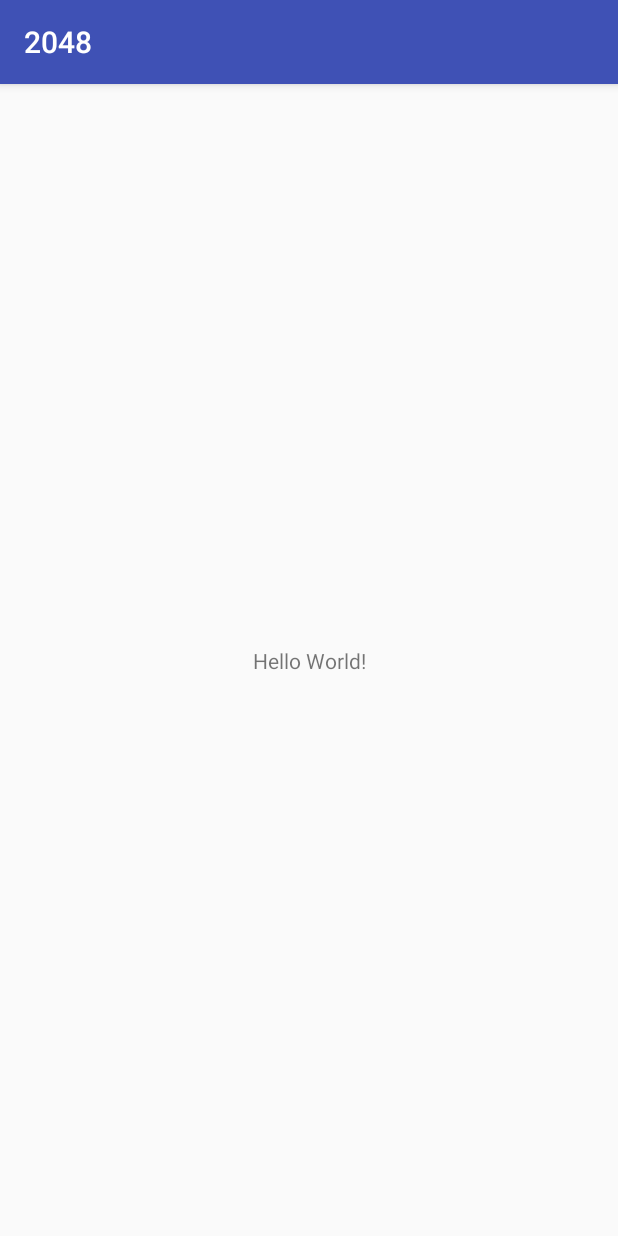
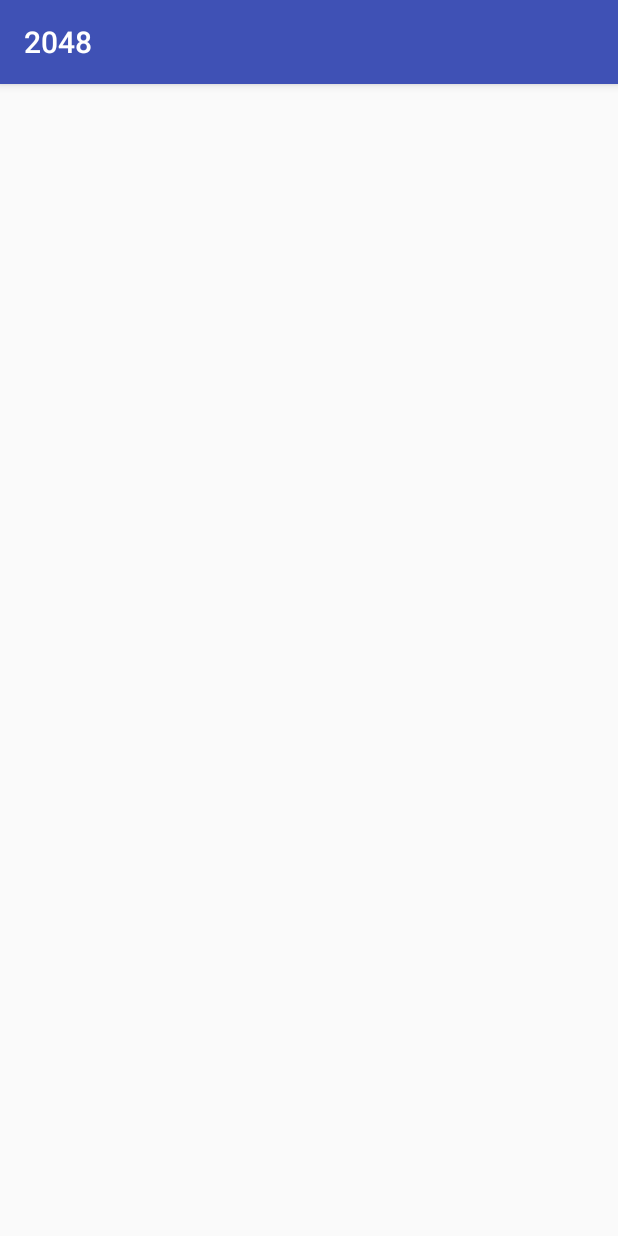
Before and after one commit to FernandoSoldera/2048, an Android app: the screen it shows after launch (MainActivity), on a phone screen of 412 x 824 dp. Run offline under Robolectric (Android 15) with nearby library versions, the phone set to English and light mode, and no system bars.

Commit message:
Testando commit

```diff
--- a/app/src/main/res/layout/activity_main.xml
+++ b/app/src/main/res/layout/activity_main.xml
@@ -1,18 +1,9 @@
 <?xml version="1.0" encoding="utf-8"?>
-<android.support.constraint.ConstraintLayout xmlns:android="http://schemas.android.com/apk/res/android"
+<RelativeLayout xmlns:android="http://schemas.android.com/apk/res/android"
     xmlns:app="http://schemas.android.com/apk/res-auto"
     xmlns:tools="http://schemas.android.com/tools"
     android:layout_width="match_parent"
     android:layout_height="match_parent"
     tools:context="com.fernando.a2048.MainActivity">
 
-    <TextView
-        android:layout_width="wrap_content"
-        android:layout_height="wrap_content"
-        android:text="Hello World!"
-        app:layout_constraintBottom_toBottomOf="parent"
-        app:layout_constraintLeft_toLeftOf="parent"
-        app:layout_constraintRight_toRightOf="parent"
-        app:layout_constraintTop_toTopOf="parent" />
-
-</android.support.constraint.ConstraintLayout>
+</RelativeLayout>
```
